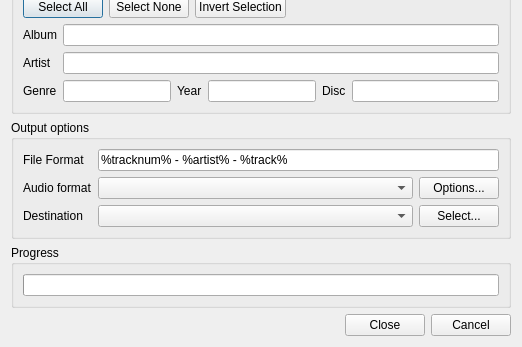
Above: src/ripper/ripcddialog.ui from clementine-player/Clementine before the change; both pictures show x 0 to 522 and y 216 to 563 of the 522 by 563 pixel window. Below: the same form after it.
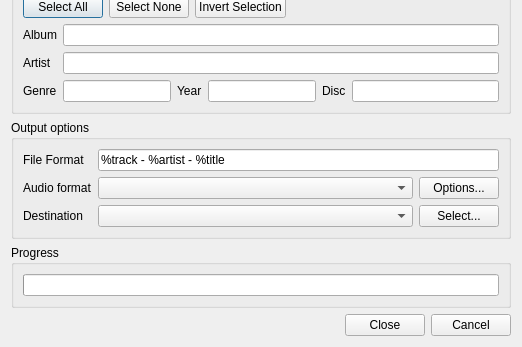
That is the form after the change. Icons and pictures are not drawn.

Commit message:
Use consistent string replacment scheme
Make the CD ripper dialog use the same naming scheme for replacement
strings as the organise dialog.

Patch:
```diff
--- a/src/ripper/ripcddialog.ui
+++ b/src/ripper/ripcddialog.ui
@@ -204,7 +204,7 @@
       <item row="0" column="1" colspan="2">
        <widget class="QLineEdit" name="format_filename">
         <property name="text">
-         <string notr="true">%tracknum% - %artist% - %track%</string>
+         <string notr="true">%track - %artist - %title</string>
         </property>
        </widget>
       </item>
```
The commit also changes 1 other file.
